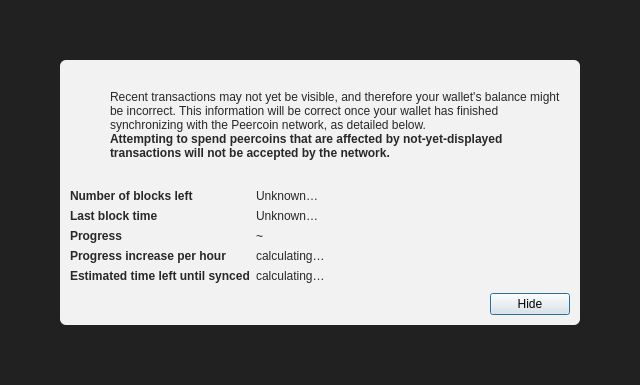
This is src/qt/forms/modaloverlay.ui in equalishcoin/equalishcoind as Qt 5 draws it before an edit. The edited form follows.
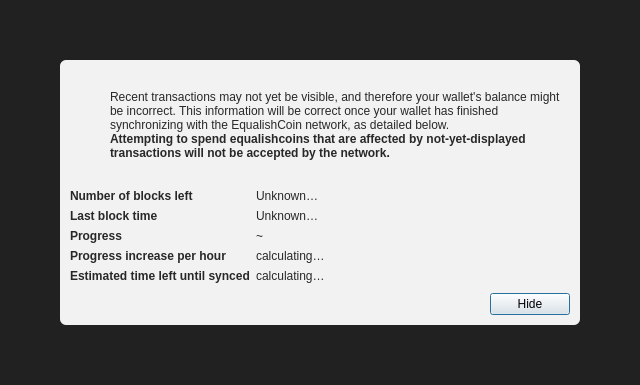
This is the edited form. Icons and pictures are not drawn.

Commit message: rebrand qt form dialog text

```diff
--- a/src/qt/forms/modaloverlay.ui
+++ b/src/qt/forms/modaloverlay.ui
@@ -130,7 +130,7 @@
              <item>
               <widget class="QLabel" name="infoText">
                <property name="text">
-                <string>Recent transactions may not yet be visible, and therefore your wallet's balance might be incorrect. This information will be correct once your wallet has finished synchronizing with the Peercoin network, as detailed below.</string>
+                <string>Recent transactions may not yet be visible, and therefore your wallet's balance might be incorrect. This information will be correct once your wallet has finished synchronizing with the EqualishCoin network, as detailed below.</string>
                </property>
                <property name="textFormat">
                 <enum>Qt::RichText</enum>
@@ -149,7 +149,7 @@
                 </font>
                </property>
                <property name="text">
-                <string>Attempting to spend peercoins that are affected by not-yet-displayed transactions will not be accepted by the network.</string>
+                <string>Attempting to spend equalishcoins that are affected by not-yet-displayed transactions will not be accepted by the network.</string>
                </property>
                <property name="textFormat">
                 <enum>Qt::RichText</enum>
```
The commit also changes 6 other files.
